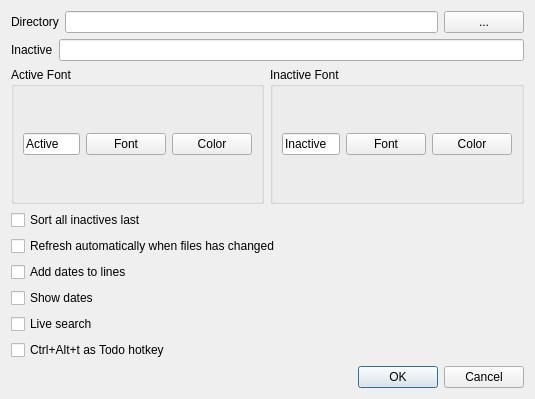
Qt form settingsdialog.ui (SverrirValgeirsson/Todour) before a commit.
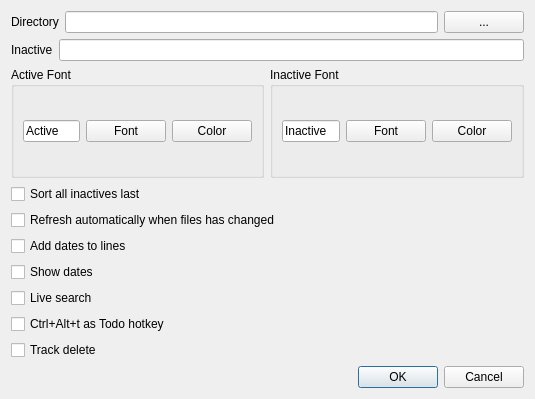
The same form after that commit.

Diff of the .ui file:
```diff
--- a/settingsdialog.ui
+++ b/settingsdialog.ui
@@ -174,6 +174,16 @@
      </property>
     </widget>
    </item>
+   <item>
+    <widget class="QCheckBox" name="cb_deletedfile">
+     <property name="toolTip">
+      <string>Save deleted items in deleted.txt</string>
+     </property>
+     <property name="text">
+      <string>Track delete</string>
+     </property>
+    </widget>
+   </item>
    <item>
     <widget class="QDialogButtonBox" name="buttonBox">
      <property name="orientation">
```
